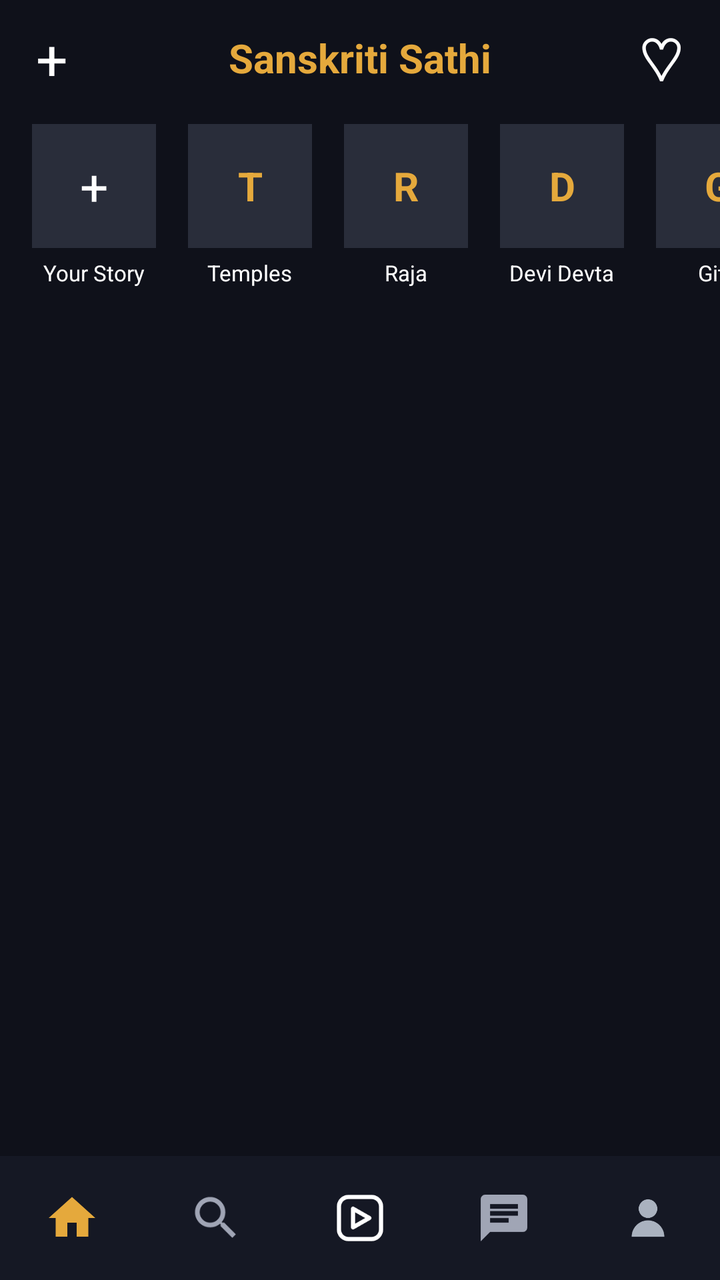
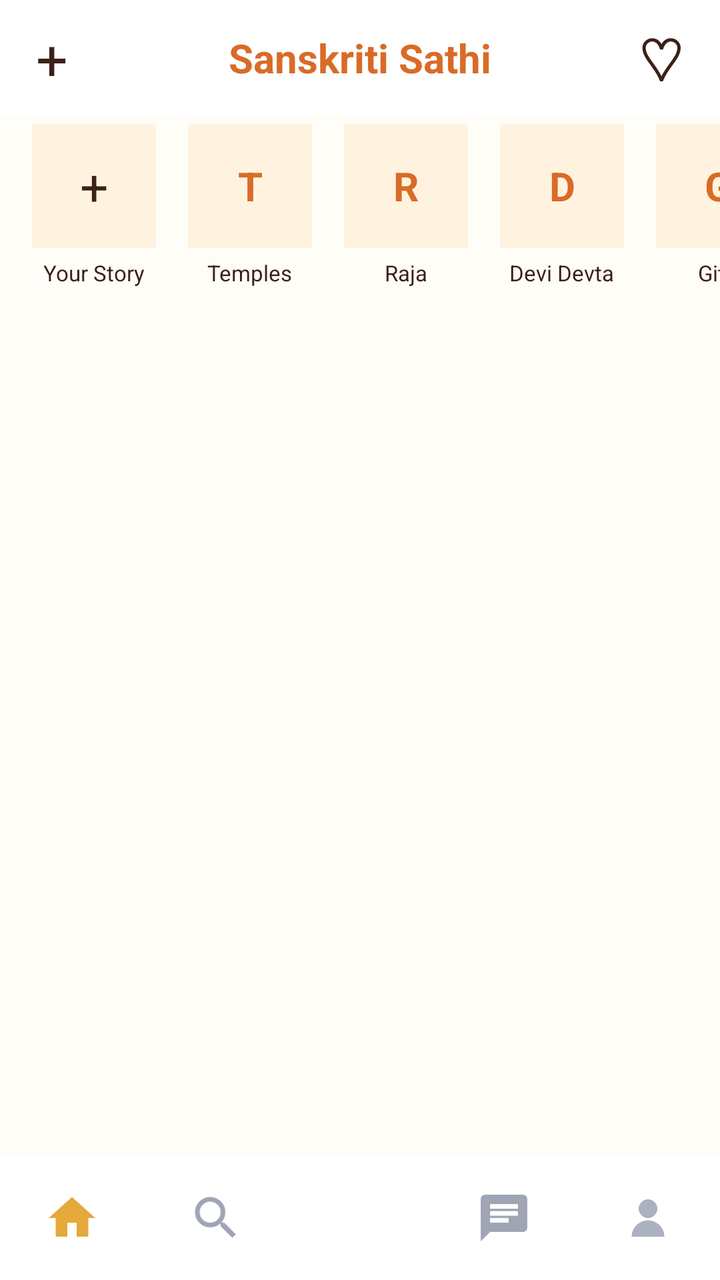

The first picture is an Android layout as it rendered before a commit; the second is the same layout after the commit. The layout source and the unified diff follow.
<!-- AndroidManifest.xml: application theme Theme.SanskritiSathi -->
<!-- res/layout/activity_main.xml -->
<?xml version="1.0" encoding="utf-8"?>
<RelativeLayout
    xmlns:android="http://schemas.android.com/apk/res/android"
    android:layout_width="match_parent"
    android:layout_height="match_parent"
    android:background="#0F111A"
    android:fitsSystemWindows="true">

    

    <RelativeLayout
        android:id="@+id/topBar"
        android:layout_width="match_parent"
        android:layout_height="58dp"
        android:layout_alignParentTop="true"
        android:background="#0F111A"
        android:paddingStart="14dp"
        android:paddingEnd="14dp">

        

        <TextView
            android:id="@+id/createTopButton"
            android:layout_width="wrap_content"
            android:layout_height="match_parent"
            android:layout_alignParentStart="true"
            android:background="?attr/selectableItemBackgroundBorderless"
            android:clickable="true"
            android:focusable="true"
            android:gravity="center"
            android:paddingStart="4dp"
            android:paddingEnd="12dp"
            android:text="+"
            android:textColor="#FFFFFF"
            android:textSize="28sp"
            android:textStyle="normal" />

        

        <TextView
            android:id="@+id/appTitle"
            android:layout_width="wrap_content"
            android:layout_height="match_parent"
            android:layout_centerInParent="true"
            android:gravity="center"
            android:text="Sanskriti Sathi"
            android:textColor="#E5A93C"
            android:textSize="20sp"
            android:textStyle="bold" />

        

        <TextView
            android:id="@+id/notificationButton"
            android:layout_width="wrap_content"
            android:layout_height="match_parent"
            android:layout_alignParentEnd="true"
            android:background="?attr/selectableItemBackgroundBorderless"
            android:clickable="true"
            android:focusable="true"
            android:gravity="center"
            android:paddingStart="12dp"
            android:paddingEnd="4dp"
            android:text="♡"
            android:textColor="#FFFFFF"
            android:textSize="30sp" />

    </RelativeLayout>


    

    <androidx.core.widget.NestedScrollView
        android:id="@+id/mainScrollView"
        android:layout_width="match_parent"
        android:layout_height="match_parent"
        android:layout_above="@id/bottomNavigation"
        android:layout_below="@id/topBar"
        android:fillViewport="true"
        android:overScrollMode="never">

        <LinearLayout
            android:layout_width="match_parent"
            android:layout_height="wrap_content"
            android:orientation="vertical"
            android:paddingTop="4dp"
            android:paddingBottom="12dp">


            

            <HorizontalScrollView
                android:layout_width="match_parent"
                android:layout_height="wrap_content"
                android:overScrollMode="never"
                android:scrollbars="none">

                <LinearLayout
                    android:layout_width="wrap_content"
                    android:layout_height="wrap_content"
                    android:orientation="horizontal"
                    android:paddingStart="10dp"
                    android:paddingEnd="10dp">


                    

                    <LinearLayout
                        android:id="@+id/yourStoryButton"
                        android:layout_width="74dp"
                        android:layout_height="wrap_content"
                        android:layout_marginEnd="4dp"
                        android:background="?attr/selectableItemBackground"
                        android:clickable="true"
                        android:focusable="true"
                        android:gravity="center"
                        android:orientation="vertical">

                        <FrameLayout
                            android:layout_width="62dp"
                            android:layout_height="62dp"
                            android:background="#292D3A">

                            <TextView
                                android:layout_width="match_parent"
                                android:layout_height="match_parent"
                                android:gravity="center"
                                android:text="+"
                                android:textColor="#FFFFFF"
                                android:textSize="25sp" />

                        </FrameLayout>

                        <TextView
                            android:layout_width="wrap_content"
                            android:layout_height="wrap_content"
                            android:layout_marginTop="5dp"
                            android:text="Your Story"
                            android:textColor="#FFFFFF"
                            android:textSize="11sp" />

                    </LinearLayout>


                    

                    <LinearLayout
                        android:id="@+id/templeStoryButton"
                        android:layout_width="74dp"
                        android:layout_height="wrap_content"
                        android:layout_marginEnd="4dp"
                        android:background="?attr/selectableItemBackground"
                        android:clickable="true"
                        android:focusable="true"
                        android:gravity="center"
                        android:orientation="vertical">

                        <FrameLayout
                            android:layout_width="62dp"
                            android:layout_height="62dp"
                            android:background="#292D3A">

                            <TextView
                                android:layout_width="match_parent"
                                android:layout_height="match_parent"
                                android:gravity="center"
                                android:text="T"
                                android:textColor="#E5A93C"
                                android:textSize="20sp"
                                android:textStyle="bold" />

                        </FrameLayout>

                        <TextView
                            android:layout_width="wrap_content"
                            android:layout_height="wrap_content"
                            android:layout_marginTop="5dp"
                            android:text="Temples"
                            android:textColor="#FFFFFF"
                            android:textSize="11sp" />

                    </LinearLayout>


                    

                    <LinearLayout
                        android:id="@+id/rajaStoryButton"
                        android:layout_width="74dp"
                        android:layout_height="wrap_content"
                        android:layout_marginEnd="4dp"
                        android:background="?attr/selectableItemBackground"
                        android:clickable="true"
                        android:focusable="true"
                        android:gravity="center"
                        android:orientation="vertical">

                        <FrameLayout
                            android:layout_width="62dp"
                            android:layout_height="62dp"
                            android:background="#292D3A">

                            <TextView
                                android:layout_width="match_parent"
                                android:layout_height="match_parent"
                                android:gravity="center"
                                android:text="R"
                                android:textColor="#E5A93C"
                                android:textSize="20sp"
                                android:textStyle="bold" />

                        </FrameLayout>

                        <TextView
                            android:layout_width="wrap_content"
                            android:layout_height="wrap_content"
                            android:layout_marginTop="5dp"
                            android:text="Raja"
                            android:textColor="#FFFFFF"
                            android:textSize="11sp" />

                    </LinearLayout>


                    

                    <LinearLayout
                        android:id="@+id/deviStoryButton"
                        android:layout_width="74dp"
                        android:layout_height="wrap_content"
                        android:layout_marginEnd="4dp"
                        android:background="?attr/selectableItemBackground"
                        android:clickable="true"
                        android:focusable="true"
                        android:gravity="center"
                        android:orientation="vertical">

                        <FrameLayout
                            android:layout_width="62dp"
                            android:layout_height="62dp"
                            android:background="#292D3A">

                            <TextView
                                android:layout_width="match_parent"
                                android:layout_height="match_parent"
                                android:gravity="center"
                                android:text="D"
                                android:textColor="#E5A93C"
                                android:textSize="20sp"
                                android:textStyle="bold" />

                        </FrameLayout>

                        <TextView
                            android:layout_width="wrap_content"
                            android:layout_height="wrap_content"
                            android:layout_marginTop="5dp"
                            android:text="Devi Devta"
                            android:textColor="#FFFFFF"
                            android:textSize="11sp" />

                    </LinearLayout>


                    

                    <LinearLayout
                        android:id="@+id/gitaStoryButton"
                        android:layout_width="74dp"
                        android:layout_height="wrap_content"
                        android:background="?attr/selectableItemBackground"
                        android:clickable="true"
                        android:focusable="true"
                        android:gravity="center"
                        android:orientation="vertical">

                        <FrameLayout
                            android:layout_width="62dp"
                            android:layout_height="62dp"
                            android:background="#292D3A">

                            <TextView
                                android:layout_width="match_parent"
                                android:layout_height="match_parent"
                                android:gravity="center"
                                android:text="G"
                                android:textColor="#E5A93C"
                                android:textSize="20sp"
                                android:textStyle="bold" />

                        </FrameLayout>

                        <TextView
                            android:layout_width="wrap_content"
                            android:layout_height="wrap_content"
                            android:layout_marginTop="5dp"
                            android:text="Gita"
                            android:textColor="#FFFFFF"
                            android:textSize="11sp" />

                    </LinearLayout>

                </LinearLayout>

            </HorizontalScrollView>


            

            <androidx.recyclerview.widget.RecyclerView
                android:id="@+id/homeFeedRecyclerView"
                android:layout_width="match_parent"
                android:layout_height="wrap_content"
                android:layout_marginTop="12dp"
                android:nestedScrollingEnabled="false"
                android:overScrollMode="never" />

        </LinearLayout>

    </androidx.core.widget.NestedScrollView>


    

    <LinearLayout
        android:id="@+id/bottomNavigation"
        android:layout_width="match_parent"
        android:layout_height="62dp"
        android:layout_alignParentBottom="true"
        android:background="#151824"
        android:gravity="center"
        android:orientation="horizontal"
        android:paddingTop="2dp"
        android:paddingBottom="2dp">


        

        <ImageView
            android:id="@+id/homeNavButton"
            android:layout_width="0dp"
            android:layout_height="match_parent"
            android:layout_weight="1"
            android:background="?attr/selectableItemBackgroundBorderless"
            android:clickable="true"
            android:contentDescription="Home"
            android:focusable="true"
            android:padding="15dp"
            android:src="@drawable/ic_home" />


        

        <ImageView
            android:id="@+id/exploreNavButton"
            android:layout_width="0dp"
            android:layout_height="match_parent"
            android:layout_weight="1"
            android:background="?attr/selectableItemBackgroundBorderless"
            android:clickable="true"
            android:contentDescription="Search"
            android:focusable="true"
            android:padding="15dp"
            android:src="@drawable/ic_explore" />


        

        <ImageView
            android:id="@+id/reelsNavButton"
            android:layout_width="0dp"
            android:layout_height="match_parent"
            android:layout_weight="1"
            android:background="?attr/selectableItemBackgroundBorderless"
            android:clickable="true"
            android:contentDescription="Reels"
            android:focusable="true"
            android:padding="15dp"
            android:src="@drawable/ic_reels" />


        

        <ImageView
            android:id="@+id/chatNavButton"
            android:layout_width="0dp"
            android:layout_height="match_parent"
            android:layout_weight="1"
            android:background="?attr/selectableItemBackgroundBorderless"
            android:clickable="true"
            android:contentDescription="Chat"
            android:focusable="true"
            android:padding="15dp"
            android:src="@drawable/ic_chat" />


        

        <ImageView
            android:id="@+id/profileNavButton"
            android:layout_width="0dp"
            android:layout_height="match_parent"
            android:layout_weight="1"
            android:background="?attr/selectableItemBackgroundBorderless"
            android:clickable="true"
            android:contentDescription="Profile"
            android:focusable="true"
            android:padding="15dp"
            android:src="@drawable/ic_profile" />

    </LinearLayout>

</RelativeLayout>
<!-- resources referenced by this layout -->
<resources>
  <!-- drawable ic_chat (drawable) -->
  <vector xmlns:android="http://schemas.android.com/apk/res/android"
      android:width="24dp"
      android:height="24dp"
      android:viewportWidth="24"
      android:viewportHeight="24">
    <path
        android:fillColor="#A0A5B5"
        android:pathData="M20,2H4c-1.1,0 -1.99,0.9 -1.99,2L2,22l4,-4h14c1.1,0 2,-0.9 2,-2V4c0,-1.1 -0.9,-2 -2,-2zM6,9h12v2H6V9zm8,5H6v-2h8v2zm4,-6H6V6h12v2z"/>
  </vector>
  <!-- drawable ic_explore (drawable) -->
  <vector xmlns:android="http://schemas.android.com/apk/res/android"
      android:width="24dp"
      android:height="24dp"
      android:viewportWidth="24"
      android:viewportHeight="24">
    <path
        android:fillColor="#A0A5B5"
        android:pathData="M15.5,14h-0.79l-0.28,-0.27C15.41,12.59 16,11.11 16,9.5 16,5.91 13.09,3 9.5,3S3,5.91 3,9.5 5.91,16 9.5,16c1.61,0 3.09,-0.59 4.23,-1.57l0.27,0.28v0.79l5,4.99L20.49,19l-4.99,-5zM9.5,14C7.01,14 5,11.99 5,9.5S7.01,5 9.5,5 14,7.01 14,9.5 11.99,14 9.5,14z"/>
  </vector>
  <!-- drawable ic_home (drawable) -->
  <vector xmlns:android="http://schemas.android.com/apk/res/android"
      android:width="24dp"
      android:height="24dp"
      android:viewportWidth="24"
      android:viewportHeight="24">
    <path
        android:fillColor="#E5A93C"
        android:pathData="M10,20v-6h4v6h5v-8h3L12,3,2,12h3v8z"/>
  </vector>
  <!-- drawable ic_profile (drawable) -->
  <?xml version="1.0" encoding="utf-8"?>
  <vector xmlns:android="http://schemas.android.com/apk/res/android"
      android:width="48dp"
      android:height="48dp"
      android:viewportWidth="48"
      android:viewportHeight="48">
  
      <path
          android:fillColor="#AAB2BF"
          android:pathData="M24,24A8,8 0,1 0,24 8A8,8 0,0 0,24 24Z" />
  
      <path
          android:fillColor="#AAB2BF"
          android:pathData="M10,40C10,32.27 16.27,26 24,26C31.73,26 38,32.27 38,40Z" />
  
  </vector>
  <!-- drawable ic_reels (drawable) -->
  <?xml version="1.0" encoding="utf-8"?>
  <vector
      xmlns:android="http://schemas.android.com/apk/res/android"
      android:width="24dp"
      android:height="24dp"
      android:viewportWidth="24"
      android:viewportHeight="24">
  
      <path
          android:fillColor="@android:color/transparent"
          android:strokeColor="#FFFFFF"
          android:strokeWidth="1.8"
          android:strokeLineCap="round"
          android:strokeLineJoin="round"
          android:pathData="M7,3 L17,3 C19.2,3 21,4.8 21,7 L21,17 C21,19.2 19.2,21 17,21 L7,21 C4.8,21 3,19.2 3,17 L3,7 C3,4.8 4.8,3 7,3 Z" />
  
      <path
          android:fillColor="@android:color/transparent"
          android:strokeColor="#FFFFFF"
          android:strokeWidth="1.8"
          android:strokeLineCap="round"
          android:strokeLineJoin="round"
          android:pathData="M9,8 L9,16 L16,12 Z" />
  
  </vector>
  <style name="Theme.SanskritiSathi" parent="Theme.MaterialComponents.DayNight.NoActionBar">
  
          <item name="android:fontFamily">sans-serif</item>
  
          
          <item name="android:statusBarColor">#0F111A</item>
          <item name="android:windowLightStatusBar">false</item>
  
          <item name="android:navigationBarColor">#1A1D2B</item>
          <item name="android:windowLightNavigationBar">false</item>
  
          <item name="android:windowActionModeOverlay">true</item>
          <item name="android:windowNoTitle">true</item>
  
          <item name="android:windowBackground">#0F111A</item>
  
          <item name="android:textColorPrimary">#FFFFFF</item>
          <item name="android:textColorSecondary">#A0A5B5</item>
  
      </style>
</resources>

<!-- the commit's change to res/layout/activity_main.xml (unified diff, before → after) -->
@@ -3,8 +3,10 @@
     xmlns:android="http://schemas.android.com/apk/res/android"
     android:layout_width="match_parent"
     android:layout_height="match_parent"
-    android:background="#0F111A"
-    android:fitsSystemWindows="true">
+    android:background="#FFFDF7"
+    android:fitsSystemWindows="true"
+    android:clipToPadding="false"
+>
 
     
 
@@ -13,7 +15,7 @@
         android:layout_width="match_parent"
         android:layout_height="58dp"
         android:layout_alignParentTop="true"
-        android:background="#0F111A"
+        android:background="#FFFFFF"
         android:paddingStart="14dp"
         android:paddingEnd="14dp">
 
@@ -31,7 +33,7 @@
             android:paddingStart="4dp"
             android:paddingEnd="12dp"
             android:text="+"
-            android:textColor="#FFFFFF"
+            android:textColor="#3B2117"
             android:textSize="28sp"
             android:textStyle="normal" />
 
@@ -44,7 +46,7 @@
             android:layout_centerInParent="true"
             android:gravity="center"
             android:text="Sanskriti Sathi"
-            android:textColor="#E5A93C"
+            android:textColor="#D96B27"
             android:textSize="20sp"
             android:textStyle="bold" />
 
@@ -62,7 +64,7 @@
             android:paddingStart="12dp"
             android:paddingEnd="4dp"
             android:text="♡"
-            android:textColor="#FFFFFF"
+            android:textColor="#3B2117"
             android:textSize="30sp" />
 
     </RelativeLayout>
@@ -119,14 +121,14 @@
                         <FrameLayout
                             android:layout_width="62dp"
                             android:layout_height="62dp"
-                            android:background="#292D3A">
+                            android:background="#FFF3E0">
 
                             <TextView
                                 android:layout_width="match_parent"
                                 android:layout_height="match_parent"
                                 android:gravity="center"
                                 android:text="+"
-                                android:textColor="#FFFFFF"
+                                android:textColor="#3B2117"
                                 android:textSize="25sp" />
 
                         </FrameLayout>
@@ -136,7 +138,7 @@
                             android:layout_height="wrap_content"
                             android:layout_marginTop="5dp"
                             android:text="Your Story"
-                            android:textColor="#FFFFFF"
+                            android:textColor="#3B2117"
                             android:textSize="11sp" />
 
                     </LinearLayout>
@@ -158,14 +160,14 @@
                         <FrameLayout
                             android:layout_width="62dp"
                             android:layout_height="62dp"
-                            android:background="#292D3A">
+                            android:background="#FFF3E0">
 
                             <TextView
                                 android:layout_width="match_parent"
                                 android:layout_height="match_parent"
                                 android:gravity="center"
                                 android:text="T"
-                                android:textColor="#E5A93C"
+                                android:textColor="#D96B27"
                                 android:textSize="20sp"
                                 android:textStyle="bold" />
 
@@ -176,7 +178,7 @@
                             android:layout_height="wrap_content"
                             android:layout_marginTop="5dp"
                             android:text="Temples"
-                            android:textColor="#FFFFFF"
+                            android:textColor="#3B2117"
                             android:textSize="11sp" />
 
                     </LinearLayout>
@@ -198,14 +200,14 @@
                         <FrameLayout
                             android:layout_width="62dp"
                             android:layout_height="62dp"
-                            android:background="#292D3A">
+                            android:background="#FFF3E0">
 
                             <TextView
                                 android:layout_width="match_parent"
                                 android:layout_height="match_parent"
                                 android:gravity="center"
                                 android:text="R"
-                                android:textColor="#E5A93C"
+                                android:textColor="#D96B27"
                                 android:textSize="20sp"
                                 android:textStyle="bold" />
 
@@ -216,7 +218,7 @@
                             android:layout_height="wrap_content"
                             android:layout_marginTop="5dp"
                             android:text="Raja"
-                            android:textColor="#FFFFFF"
+                            android:textColor="#3B2117"
                             android:textSize="11sp" />
 
                     </LinearLayout>
@@ -238,14 +240,14 @@
                         <FrameLayout
                             android:layout_width="62dp"
                             android:layout_height="62dp"
-                            android:background="#292D3A">
+                            android:background="#FFF3E0">
 
                             <TextView
                                 android:layout_width="match_parent"
                                 android:layout_height="match_parent"
                                 android:gravity="center"
                                 android:text="D"
-                                android:textColor="#E5A93C"
+                                android:textColor="#D96B27"
                                 android:textSize="20sp"
                                 android:textStyle="bold" />
 
@@ -256,7 +258,7 @@
                             android:layout_height="wrap_content"
                             android:layout_marginTop="5dp"
                             android:text="Devi Devta"
-                            android:textColor="#FFFFFF"
+                            android:textColor="#3B2117"
                             android:textSize="11sp" />
 
                     </LinearLayout>
@@ -277,14 +279,14 @@
                         <FrameLayout
                             android:layout_width="62dp"
                             android:layout_height="62dp"
-                            android:background="#292D3A">
+                            android:background="#FFF3E0">
 
                             <TextView
                                 android:layout_width="match_parent"
                                 android:layout_height="match_parent"
                                 android:gravity="center"
                                 android:text="G"
-                                android:textColor="#E5A93C"
+                                android:textColor="#D96B27"
                                 android:textSize="20sp"
                                 android:textStyle="bold" />
 
@@ -295,7 +297,7 @@
                             android:layout_height="wrap_content"
                             android:layout_marginTop="5dp"
                             android:text="Gita"
-                            android:textColor="#FFFFFF"
+                            android:textColor="#3B2117"
                             android:textSize="11sp" />
 
                     </LinearLayout>
@@ -327,7 +329,7 @@
         android:layout_width="match_parent"
         android:layout_height="62dp"
         android:layout_alignParentBottom="true"
-        android:background="#151824"
+        android:background="#FFFFFF"
         android:gravity="center"
         android:orientation="horizontal"
         android:paddingTop="2dp"
